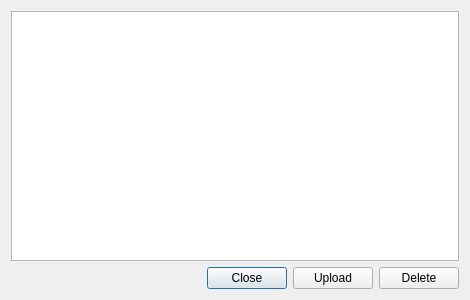
Before: the Qt Designer form gui/dialogs/ScreenshotDialog.ui in FreesmTeam/FreesmLauncher, drawn with Qt 5.
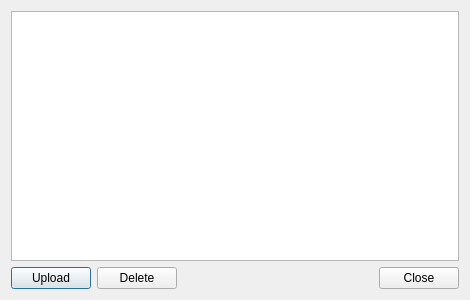
After: the same form once the commit is applied. Icons and pictures are not drawn.

Commit message: Screenshots: Optimize image loading and memory use, fix list and button layout.

The edit to the form file:
```diff
--- a/gui/dialogs/ScreenshotDialog.ui
+++ b/gui/dialogs/ScreenshotDialog.ui
@@ -45,6 +45,20 @@
    </item>
    <item>
     <layout class="QHBoxLayout" name="horizontalLayout">
+     <item>
+      <widget class="QPushButton" name="uploadBtn">
+       <property name="text">
+        <string>Upload</string>
+       </property>
+      </widget>
+     </item>
+     <item>
+      <widget class="QPushButton" name="deleteBtn">
+       <property name="text">
+        <string>Delete</string>
+       </property>
+      </widget>
+     </item>
      <item>
       <spacer name="horizontalSpacer">
        <property name="orientation">
@@ -65,20 +79,6 @@
        </property>
       </widget>
      </item>
-     <item>
-      <widget class="QPushButton" name="uploadBtn">
-       <property name="text">
-        <string>Upload</string>
-       </property>
-      </widget>
-     </item>
-     <item>
-      <widget class="QPushButton" name="deleteBtn">
-       <property name="text">
-        <string>Delete</string>
-       </property>
-      </widget>
-     </item>
     </layout>
    </item>
   </layout>
```
Left out of the diff: 3 changed lines with no effect on the pictures. The commit also changes 4 other files.
